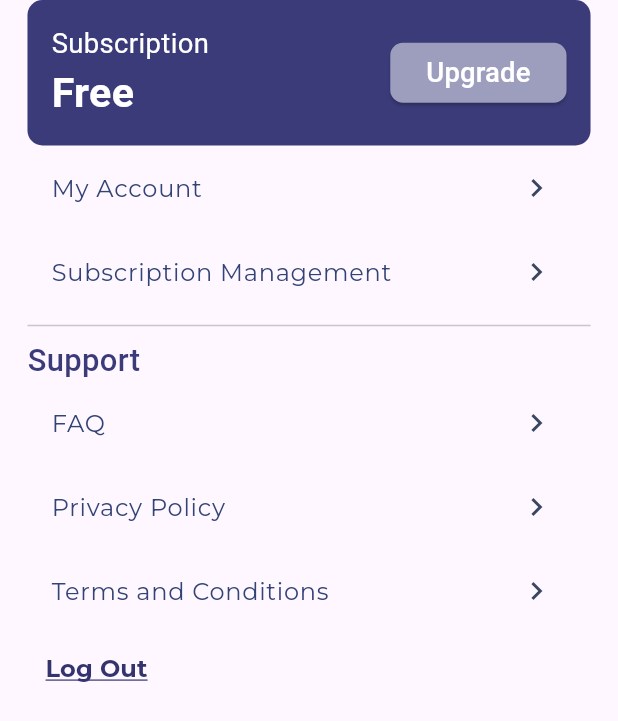
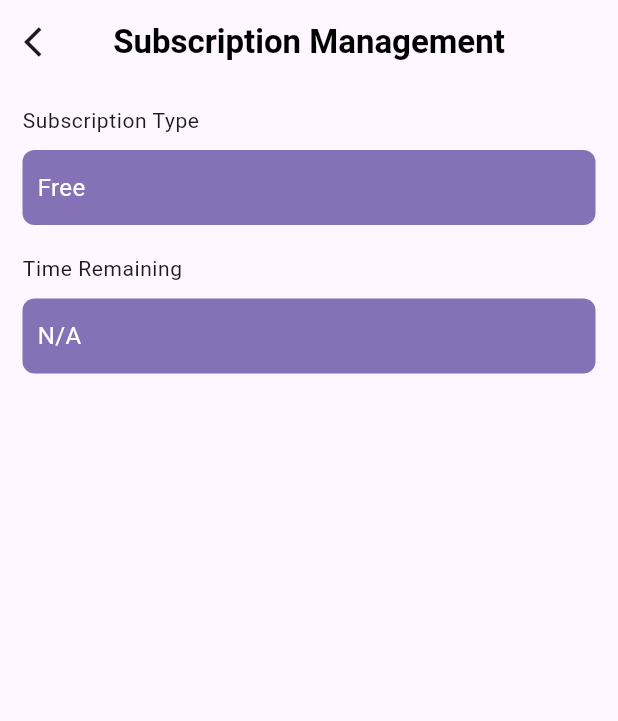
Before and after one commit to ashokstha61/test_clarity, a Flutter app: the ProfilePage screen opened directly, after a tap on "Subscription Management", on a phone screen of 412 x 824 dp. Shown: the top 721 px of the screen. Run offline on Flutter 3.47's test engine with Material 3 defaults, Android fonts, the phone set to English and light mode, and no system bars; our stand-ins replace circular_countdown_timer, cloud_firestore, firebase_auth, firebase_core, flutter_screenutil, flutter_styled_toast and 5 more; accounts and stored records are empty.

Commit message:
subscription ui done

```diff
--- a/lib/view/login/login_screen.dart
+++ b/lib/view/login/login_screen.dart
@@ -1,4 +1,5 @@
 import 'package:clarity/theme.dart';
+import 'package:clarity/view/home/homepage.dart';
 import 'package:clarity/view/signin/sign_in_screen.dart';
 import 'package:flutter/material.dart';
 import 'package:firebase_auth/firebase_auth.dart';
@@ -37,10 +38,14 @@ class _LoginScreenState extends State<LoginScreen> {
                     imagePath: 'assets/images/google.png',
                     onPressed: () async {
                       User? user = await _authService.signInWithGoogle();
+                      print(user);
                       if (user != null) {
-                        // Navigate to home or show success
-                      } else {
-                        // Show error message
+                        Navigator.push(
+                          context,
+                          MaterialPageRoute(
+                              builder: (context) => const Homepage()
+                          )
+                        );
                       }
                     },
                   ),
--- a/lib/view/profile/profile_page.dart
+++ b/lib/view/profile/profile_page.dart
@@ -2,6 +2,7 @@ import 'package:clarity/theme.dart';
 import 'package:clarity/view/login/auth.dart';
 import 'package:clarity/view/login/login_screen.dart';
 import 'package:clarity/view/profile/legal_documents_page.dart';
+import 'package:clarity/view/subscription/SubscriptionManagementView.dart';
 import 'package:flutter/material.dart';
 import 'package:clarity/custom/custom_logout_button.dart';
 import 'package:clarity/custom/customtilelist.dart';
@@ -102,7 +103,12 @@ class _ProfilePageState extends State<ProfilePage> {
                 );
               },
             ),
-            CustomListTile(title: 'Subscription Management', onTap: () {}),
+            CustomListTile(title: 'Subscription Management', onTap: () {
+              Navigator.push(
+                context,
+                MaterialPageRoute(builder: (context) => SubscriptionManagementView()),
+              );
+            }),
             Divider(),
             Text(
               'Support',
--- /dev/null
+++ b/lib/view/subscription/SubscriptionManagementView.dart
@@ -0,0 +1,111 @@
+import 'package:flutter/material.dart';
+
+import '../../theme.dart';
+
+class SubscriptionManagementView extends StatefulWidget {
+  const SubscriptionManagementView({super.key});
+
+  @override
+  State<SubscriptionManagementView> createState() =>
+      _SubscriptionManagementViewState();
+}
+
+class _SubscriptionManagementViewState
+    extends State<SubscriptionManagementView> {
+  String subscriptionType = "Free";
+  String timeRemaining = "N/A";
+
+  void updateSubscriptionInfo(String type, String time) {
+    setState(() {
+      subscriptionType = type;
+      timeRemaining = time;
+    });
+  }
+
+  @override
+  Widget build(BuildContext context) {
+    return Scaffold(
+      backgroundColor: Theme.of(context).colorScheme.background,
+      appBar: AppBar(
+        leading: IconButton(
+          icon: Icon(Icons.arrow_back_ios),
+          onPressed: () {
+            Navigator.pop(context);
+          },
+        ),
+        title: Text(
+          'Subscription Management',
+          style: TextStyle(
+            color: ThemeHelper.appBarTitle(context),
+            fontWeight: FontWeight.bold,
+          ),
+        ),
+        centerTitle: true,
+      ),
+      body: SafeArea(
+        child: SingleChildScrollView(
+          padding: const EdgeInsets.all(15),
+          child: Column(
+            crossAxisAlignment: CrossAxisAlignment.start,
+            children: [
+              // Subscription Type Label
+              Text(
+                "Subscription Type",
+                style: Theme.of(context).textTheme.bodySmall?.copyWith(
+                  fontSize: 14,
+                  color: Theme.of(context).colorScheme.onBackground,
+                ),
+              ),
+              const SizedBox(height: 10),
+
+              // Subscription Type Field
+              Container(
+                height: 50,
+                padding: const EdgeInsets.symmetric(horizontal: 10),
+                alignment: Alignment.centerLeft,
+                decoration: BoxDecoration(
+                  color: Theme.of(context).colorScheme.primary.withOpacity(0.8),
+                  borderRadius: BorderRadius.circular(8),
+                ),
+                child: Text(
+                  subscriptionType,
+                  style: const TextStyle(
+                    fontSize: 16,
+                    color: Colors.white,
+                  ),
+                ),
+              ),
+
+              const SizedBox(height: 20),
+
+              Text(
+                "Time Remaining",
+                style: Theme.of(context).textTheme.bodySmall?.copyWith(
+                  fontSize: 14,
+                  color: Theme.of(context).colorScheme.onBackground,
+                ),
+              ),
+              const SizedBox(height: 10),
+              Container(
+                height: 50,
+                padding: const EdgeInsets.symmetric(horizontal: 10),
+                alignment: Alignment.centerLeft,
+                decoration: BoxDecoration(
+                  color: Theme.of(context).colorScheme.primary.withOpacity(0.8),
+                  borderRadius: BorderRadius.circular(8),
+                ),
+                child: Text(
+                  timeRemaining,
+                  style: const TextStyle(
+                    fontSize: 16,
+                    color: Colors.white,
+                  ),
+                ),
+              ),
+            ],
+          ),
+        ),
+      ),
+    );
+  }
+}
```
Also changed, not shown: pubspec.lock, 2 other files.
